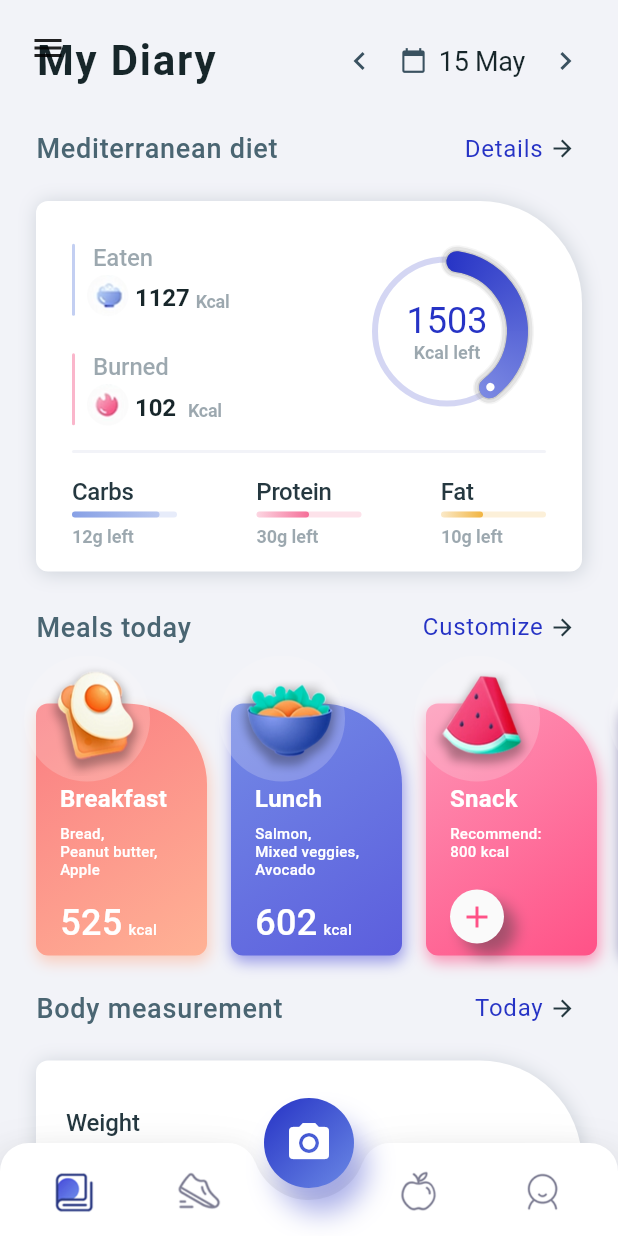
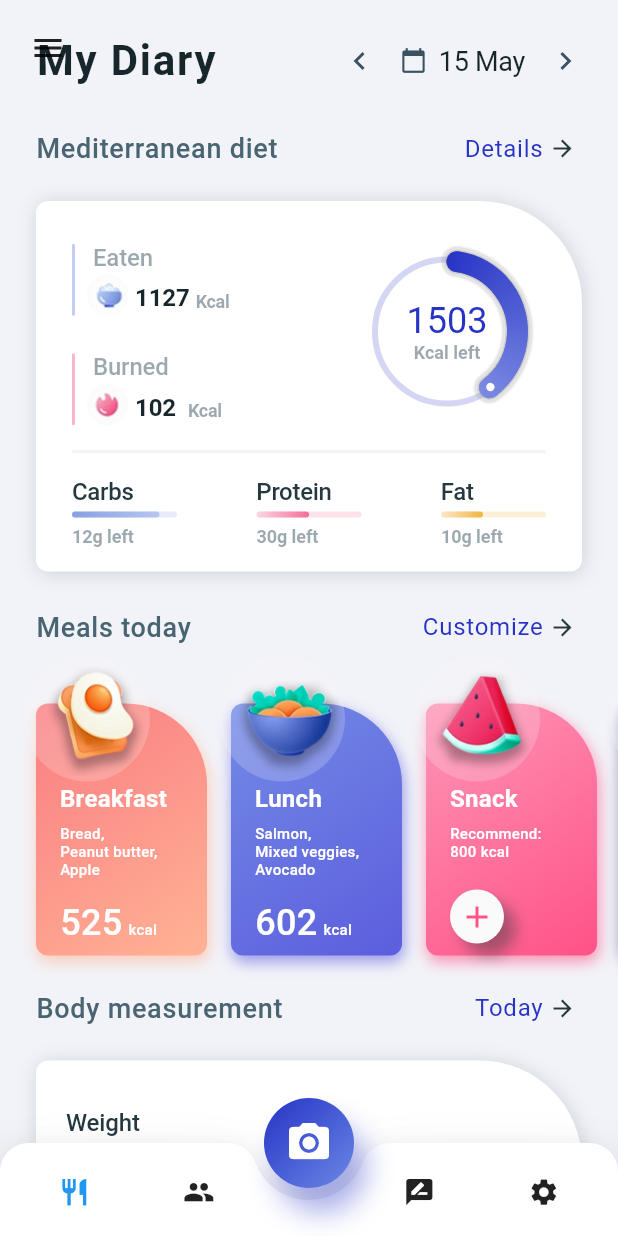
Before and after one commit to trujunzhang/Best-Flutter-UI-Templates, a Flutter app: the screen it shows after launch, on a phone screen of 412 x 824 dp. Run offline on Flutter 3.47's test engine with Material 2 defaults, Android fonts, the light colour scheme and no system bars; our stand-ins replace font_awesome_flutter, smooth_star_rating.

Commit message:
TabIcons

```diff
--- a/lib/src/screens/fitness_app/bottom_navigation_view/models/tabIcon_data.dart
+++ b/lib/src/screens/fitness_app/bottom_navigation_view/models/tabIcon_data.dart
@@ -2,6 +2,7 @@ import 'package:flutter/material.dart';
 
 class TabIconData {
   TabIconData({
+    this.icon,
     this.imagePath = '',
     this.index = 0,
     this.selectedImagePath = '',
@@ -9,6 +10,7 @@ class TabIconData {
     this.animationController,
   });
 
+  IconData icon;
   String imagePath;
   String selectedImagePath;
   bool isSelected;
@@ -27,6 +29,7 @@ class TabIconData {
 
   static List<TabIconData> tabIconsList = <TabIconData>[
     TabIconData(
+      icon: Icons.restaurant,
       imagePath: 'assets/fitness_app/tab_1.png',
       selectedImagePath: 'assets/fitness_app/tab_1s.png',
       index: 0,
@@ -34,6 +37,7 @@ class TabIconData {
       animationController: null,
     ),
     TabIconData(
+      icon: Icons.people,
       imagePath: 'assets/fitness_app/tab_2.png',
       selectedImagePath: 'assets/fitness_app/tab_2s.png',
       index: 1,
@@ -41,6 +45,7 @@ class TabIconData {
       animationController: null,
     ),
     TabIconData(
+      icon: Icons.rate_review,
       imagePath: 'assets/fitness_app/tab_3.png',
       selectedImagePath: 'assets/fitness_app/tab_3s.png',
       index: 2,
@@ -48,6 +53,7 @@ class TabIconData {
       animationController: null,
     ),
     TabIconData(
+      icon: Icons.settings,
       imagePath: 'assets/fitness_app/tab_4.png',
       selectedImagePath: 'assets/fitness_app/tab_4s.png',
       index: 3,
--- a/lib/src/screens/fitness_app/bottom_navigation_view/widgets/tab_icons.dart
+++ b/lib/src/screens/fitness_app/bottom_navigation_view/widgets/tab_icons.dart
@@ -36,6 +36,74 @@ class _TabIconsState extends State<TabIcons> with TickerProviderStateMixin {
 
   @override
   Widget build(BuildContext context) {
+    var image = Icon(widget.tabIconData.icon);
+    if (widget.tabIconData.isSelected) {
+      image = Icon(widget.tabIconData.icon, color: Colors.blue);
+    }
+    var bgIcon = ScaleTransition(
+      alignment: Alignment.center,
+      scale: Tween<double>(begin: 0.88, end: 1.0).animate(CurvedAnimation(
+          parent: widget.tabIconData.animationController,
+          curve: Interval(0.1, 1.0, curve: Curves.fastOutSlowIn))),
+      child: image,
+    );
+    var positioned = Positioned(
+      top: 4,
+      left: 6,
+      right: 0,
+      child: ScaleTransition(
+        alignment: Alignment.center,
+        scale: Tween<double>(begin: 0.0, end: 1.0).animate(CurvedAnimation(
+            parent: widget.tabIconData.animationController,
+            curve: Interval(0.2, 1.0, curve: Curves.fastOutSlowIn))),
+        child: Container(
+          width: 8,
+          height: 8,
+          decoration: BoxDecoration(
+            color: FitnessAppTheme.nearlyDarkBlue,
+            shape: BoxShape.circle,
+          ),
+        ),
+      ),
+    );
+    var positioned2 = Positioned(
+      top: 0,
+      left: 6,
+      bottom: 8,
+      child: ScaleTransition(
+        alignment: Alignment.center,
+        scale: Tween<double>(begin: 0.0, end: 1.0).animate(CurvedAnimation(
+            parent: widget.tabIconData.animationController,
+            curve: Interval(0.5, 0.8, curve: Curves.fastOutSlowIn))),
+        child: Container(
+          width: 4,
+          height: 4,
+          decoration: BoxDecoration(
+            color: FitnessAppTheme.nearlyDarkBlue,
+            shape: BoxShape.circle,
+          ),
+        ),
+      ),
+    );
+    var fg = Positioned(
+      top: 6,
+      right: 8,
+      bottom: 0,
+      child: ScaleTransition(
+        alignment: Alignment.center,
+        scale: Tween<double>(begin: 0.0, end: 1.0).animate(CurvedAnimation(
+            parent: widget.tabIconData.animationController,
+            curve: Interval(0.5, 0.6, curve: Curves.fastOutSlowIn))),
+        child: Container(
+          width: 6,
+          height: 6,
+          decoration: BoxDecoration(
+            color: FitnessAppTheme.nearlyDarkBlue,
+            shape: BoxShape.circle,
+          ),
+        ),
+      ),
+    );
     return AspectRatio(
       aspectRatio: 1,
       child: Center(
@@ -53,80 +121,10 @@ class _TabIconsState extends State<TabIcons> with TickerProviderStateMixin {
             child: Stack(
               alignment: AlignmentDirectional.center,
               children: <Widget>[
-                ScaleTransition(
-                  alignment: Alignment.center,
-                  scale: Tween<double>(begin: 0.88, end: 1.0).animate(
-                      CurvedAnimation(
-                          parent: widget.tabIconData.animationController,
-                          curve:
-                              Interval(0.1, 1.0, curve: Curves.fastOutSlowIn))),
-                  child: Image.asset(widget.tabIconData.isSelected
-                      ? widget.tabIconData.selectedImagePath
-                      : widget.tabIconData.imagePath),
-                ),
-                Positioned(
-                  top: 4,
-                  left: 6,
-                  right: 0,
-                  child: ScaleTransition(
-                    alignment: Alignment.center,
-                    scale: Tween<double>(begin: 0.0, end: 1.0).animate(
-                        CurvedAnimation(
-                            parent: widget.tabIconData.animationController,
-                            curve: Interval(0.2, 1.0,
-                                curve: Curves.fastOutSlowIn))),
-                    child: Container(
-                      width: 8,
-                      height: 8,
-                      decoration: BoxDecoration(
-                        color: FitnessAppTheme.nearlyDarkBlue,
-                        shape: BoxShape.circle,
-                      ),
-                    ),
-                  ),
-                ),
-                Positioned(
-                  top: 0,
-                  left: 6,
-                  bottom: 8,
-                  child: ScaleTransition(
-                    alignment: Alignment.center,
-                    scale: Tween<double>(begin: 0.0, end: 1.0).animate(
-                        CurvedAnimation(
-                            parent: widget.tabIconData.animationController,
-                            curve: Interval(0.5, 0.8,
-                                curve: Curves.fastOutSlowIn))),
-                    child: Container(
-                      width: 4,
-                      height: 4,
-                      decoration: BoxDecoration(
-                        color: FitnessAppTheme.nearlyDarkBlue,
-                        shape: BoxShape.circle,
-                      ),
-                    ),
-                  ),
-                ),
-                Positioned(
-                  top: 6,
-                  right: 8,
-                  bottom: 0,
-                  child: ScaleTransition(
-                    alignment: Alignment.center,
-                    scale: Tween<double>(begin: 0.0, end: 1.0).animate(
-                        CurvedAnimation(
-                            parent: widget.tabIconData.animationController,
-                            curve: Interval(0.5, 0.6,
-                                curve: Curves.fastOutSlowIn))),
-                    child: Container(
-                      width: 6,
-                      height: 6,
-                      decoration: BoxDecoration(
-                        color: FitnessAppTheme.nearlyDarkBlue,
-                        shape: BoxShape.circle,
-                      ),
-                    ),
-                  ),
-                ),
+                bgIcon,
+//                positioned,
+//                positioned2,
+//                fg,
               ],
             ),
           ),
```
